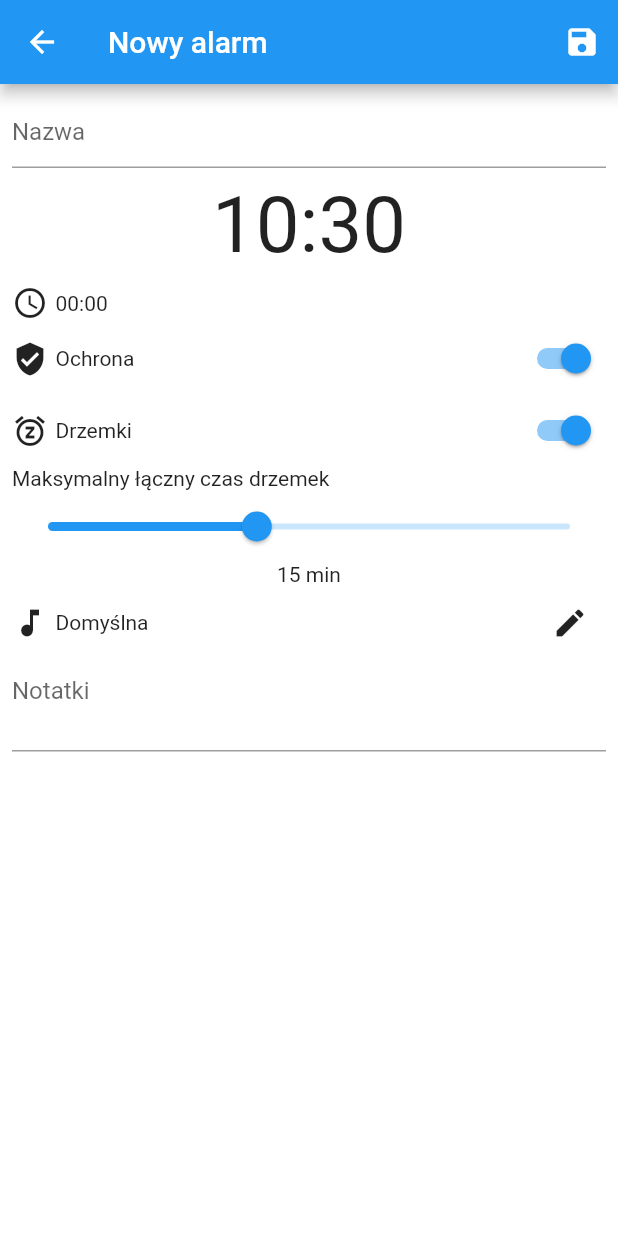
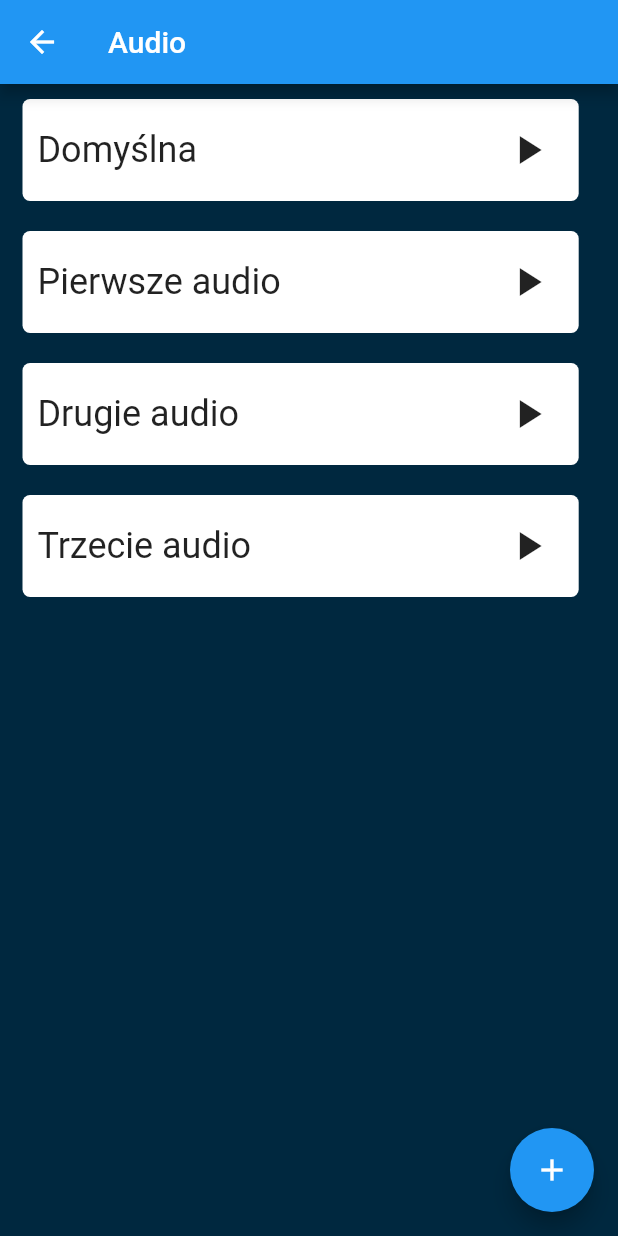
Before and after one commit to Arciiix/Buzzine, a Flutter app: the AlarmForm screen opened directly, after a tap on "Domyślna", on a phone screen of 412 x 824 dp. Run offline on Flutter 3.47's test engine with Material 2 defaults, Android fonts, the phone set to English and light mode, and no system bars; our stand-ins replace carousel_slider.

Commit message:
Select audio UI (mobile)

```diff
--- a/mobile/lib/components/alarm_card.dart
+++ b/mobile/lib/components/alarm_card.dart
@@ -50,7 +50,7 @@ class _AlarmCardState extends State<AlarmCard> {
     if (widget.nextInvocation != null) {
       Duration difference = widget.nextInvocation!.difference(DateTime.now());
       remainingTime =
-          "${addZero(difference.inHours)}:${addZero(difference.inMinutes.remainder(60))}";
+          "${difference.inDays > 0 ? addZero(difference.inDays) + ":" : ""}${addZero(difference.inHours)}:${addZero(difference.inMinutes.remainder(60))}";
     } else {
       remainingTime = '-';
     }
--- a/mobile/lib/globalData.dart
+++ b/mobile/lib/globalData.dart
@@ -4,6 +4,7 @@ import 'package:buzzine/types/Audio.dart';
 class GlobalData {
   static late List<Alarm> alarms;
   static late List<Alarm> upcomingAlarms;
+  static late List<Audio> audios;
   static bool isLoading = true;
 
   GlobalData() {
@@ -16,6 +17,18 @@ class GlobalData {
     //TODO: Fetch the alarms from the API
     await Future.delayed(Duration(seconds: 1));
 
+    await getAlarms();
+    await getUpcomingAlarms();
+    await getAudios();
+
+    isLoading = false;
+    return alarms;
+  }
+
+  static Future<List<Alarm>> getAlarms() async {
+    //TODO: Fetch it from the API
+
+    //DEV
     alarms = [
       Alarm(
         id: 'alarm1',
@@ -56,10 +69,17 @@ class GlobalData {
       ),
     ];
 
+    return alarms;
+  }
+
+  static Future<List<Alarm>> getUpcomingAlarms() async {
+    //TODO: Fetch it from the API
+
+    //DEV
     upcomingAlarms = [
       Alarm(
         id: 'alarm1',
-        hour: 20,
+        hour: 0,
         minute: 00,
         isActive: true,
         isGuardEnabled: true,
@@ -68,7 +88,7 @@ class GlobalData {
         sound: Audio(filename: "testoweAudio", friendlyName: "testowy.mp3"),
         name: "testowyAlarm",
         notes: "To jest testowy alarm",
-        nextInvocation: DateTime(2021, 12, 30, 20, 00),
+        nextInvocation: DateTime(2022, 1, 1, 0, 0),
       ),
       Alarm(
         id: 'alarm2',
@@ -96,7 +116,24 @@ class GlobalData {
       ),
     ];
 
-    isLoading = false;
-    return alarms;
+    return upcomingAlarms;
+  }
+
+  static Future<List<Audio>> getAudios() async {
+    //TODO: Fetch it from the API
+
+    //DEV
+    audios = [
+      Audio(
+        filename: "audio1.mp3",
+        friendlyName: "Pierwsze audio",
+      ),
+      Audio(filename: "audio2.mp3", friendlyName: "Drugie audio"),
+      Audio(filename: "audio3.mp3", friendlyName: "Trzecie audio"),
+    ];
+
+    audios.insert(0, Audio(filename: "default.mp3", friendlyName: "Domyślna"));
+
+    return audios;
   }
 }
--- a/mobile/lib/screens/alarm_form.dart
+++ b/mobile/lib/screens/alarm_form.dart
@@ -1,3 +1,4 @@
+import 'package:buzzine/screens/audio_manager.dart';
 import 'package:buzzine/types/Alarm.dart';
 import 'package:buzzine/types/Audio.dart';
 import 'package:buzzine/utils/formatting.dart';
@@ -70,9 +71,9 @@ class _AlarmFormState extends State<AlarmForm> {
     DateTime nextInvocation =
         DateTime(now.year, now.month, now.day, _hour, _minute);
 
-    if (now.compareTo(nextInvocation) <= 0) {
+    if (now.isAfter(nextInvocation)) {
       //If alarm time is before now, add a whole day (so it'll be tomorrow)
-      nextInvocation.add(const Duration(days: 1));
+      nextInvocation = nextInvocation.add(const Duration(days: 1));
     }
 
     Duration difference = nextInvocation.difference(DateTime.now());
@@ -84,8 +85,17 @@ class _AlarmFormState extends State<AlarmForm> {
   }
 
   void chooseAudio() async {
-    //DEV
-    print("TODO: Choose audio");
+    Audio? selectedAudio = await Navigator.of(context).push(MaterialPageRoute(
+      builder: (context) => const AudioManager(
+        selectAudio: true,
+      ),
+    ));
+
+    if (selectedAudio != null) {
+      setState(() {
+        _sound = selectedAudio;
+      });
+    }
   }
 
   @override
--- /dev/null
+++ b/mobile/lib/screens/audio_manager.dart
@@ -0,0 +1,160 @@
+import 'package:buzzine/globalData.dart';
+import 'package:buzzine/types/Audio.dart';
+import 'package:flutter/material.dart';
+
+class AudioManager extends StatefulWidget {
+  final Audio? selectedAudio;
+  final bool selectAudio;
+
+  const AudioManager({Key? key, this.selectedAudio, required this.selectAudio})
+      : super(key: key);
+
+  @override
+  _AudioManagerState createState() => _AudioManagerState();
+}
+
+class _AudioManagerState extends State<AudioManager> {
+  late List<Audio> audios;
+
+  bool _isPreviewPlaying = false;
+  String? _previewFilename;
+
+  void addAudio() {
+    //TODO: Add audio
+    print("TODO: Add audio");
+  }
+
+  void deleteAudio() {
+    //TODO: Delete audio
+    print("TODO: Delete audio");
+  }
+
+  void selectAudio(Audio e) {
+    if (widget.selectAudio) {
+      Navigator.of(context).pop(e);
+    }
+  }
+
+  void playPreview(Audio audio) {
+    //TODO: Play a preview of the audio
+    if (_previewFilename == audio.filename) {
+      //TODO: Pause the preview
+      setState(() {
+        _previewFilename = '';
+        _isPreviewPlaying = false;
+      });
+    } else {
+      //TODO: Pause the current preview if it's playing and play the new preview
+      setState(() {
+        _previewFilename = audio.filename;
+        _isPreviewPlaying = true;
+      });
+    }
+  }
+
+  @override
+  void initState() {
+    super.initState();
+    audios = GlobalData.audios;
+  }
+
+  @override
+  Widget build(BuildContext context) {
+    return Scaffold(
+        appBar: AppBar(title: const Text("Audio")),
+        floatingActionButton: FloatingActionButton(
+          onPressed: addAudio,
+          child: const Icon(Icons.add),
+        ),
+        body: RefreshIndicator(
+            onRefresh: () async {
+              await GlobalData.getData();
+              setState(() {
+                audios = GlobalData.audios;
+              });
+            },
+            child: audios.isNotEmpty
+                ? ListView.builder(
+                    itemCount: audios.length,
+                    itemBuilder: (BuildContext context, int index) {
+                      Audio e = audios[index];
+                      return Padding(
+                          padding: const EdgeInsets.symmetric(
+                              vertical: 5, horizontal: 10),
+                          child: Dismissible(
+                              key: ObjectKey(e),
+                              direction: DismissDirection.endToStart,
+                              background: Container(
+                                  alignment: Alignment.centerLeft,
+                                  padding: EdgeInsets.only(right: 20),
+                                  color: Colors.red,
+                                  child: Row(
+                                    mainAxisAlignment: MainAxisAlignment.end,
+                                    children: const [
+                                      Icon(Icons.delete, color: Colors.white),
+                                      Text("Usuń",
+                                          style: TextStyle(color: Colors.white))
+                                    ],
+                                  )),
+                              confirmDismiss:
+                                  (DismissDirection direction) async {
+                                return await showDialog(
+                                  context: context,
+                                  builder: (BuildContext context) {
+                                    return AlertDialog(
+                                      title: const Text("Usuń audio"),
+                                      content: Text(
+                                          'Czy na pewno chcesz usunąć "${e.friendlyName ?? e.filename}"?'),
+                                      actions: <Widget>[
+                                        TextButton(
+                                          onPressed: () =>
+                                              Navigator.of(context).pop(false),
+                                          child: const Text("Anuluj"),
+                                        ),
+                                        TextButton(
+                                            onPressed: () =>
+                                                Navigator.of(context).pop(true),
+                                            child: const Text("Usuń")),
+                                      ],
+                                    );
+                                  },
+                                );
+                              },
+                              onDismissed: (DismissDirection direction) {
+                                deleteAudio();
+                              },
+                              child: InkWell(
+                                  onTap: () => selectAudio(e),
+                                  child: Container(
+                                      width: MediaQuery.of(context).size.width *
+                                          0.9,
+                                      padding: const EdgeInsets.all(10),
+                                      margin: const EdgeInsets.all(5),
+                                      decoration: BoxDecoration(
+                                        color: Colors.white,
+                                        borderRadius: BorderRadius.circular(5),
+                                      ),
+                                      child: Row(
+                                        mainAxisAlignment:
+                                            MainAxisAlignment.spaceBetween,
+                                        children: [
+                                          Text(e.friendlyName ?? e.filename,
+                                              style: const TextStyle(
+                                                  fontSize: 24)),
+                                          IconButton(
+                                              icon: Icon(
+                                                  _isPreviewPlaying &&
+                                                          _previewFilename ==
+                                                              e.filename
+                                                      ? Icons.pause
+                                                      : Icons.play_arrow,
+                                                  size: 32),
+                                              onPressed: () => playPreview(e)),
+                                        ],
+                                      )))));
+                    })
+                : const Center(
+                    child: Text("Brak audio!",
+                        style: TextStyle(fontSize: 32, color: Colors.white)))));
+  }
+}
```
Also changed, not shown: mobile/lib/screens/home_page.dart (+36 -1 lines).
